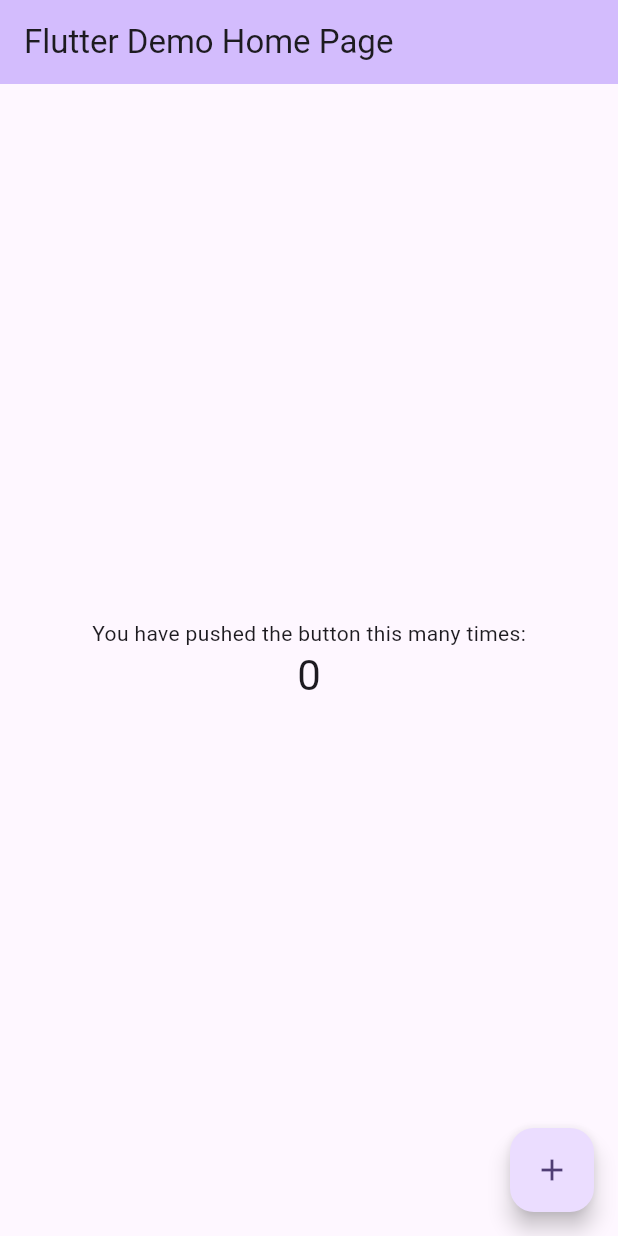
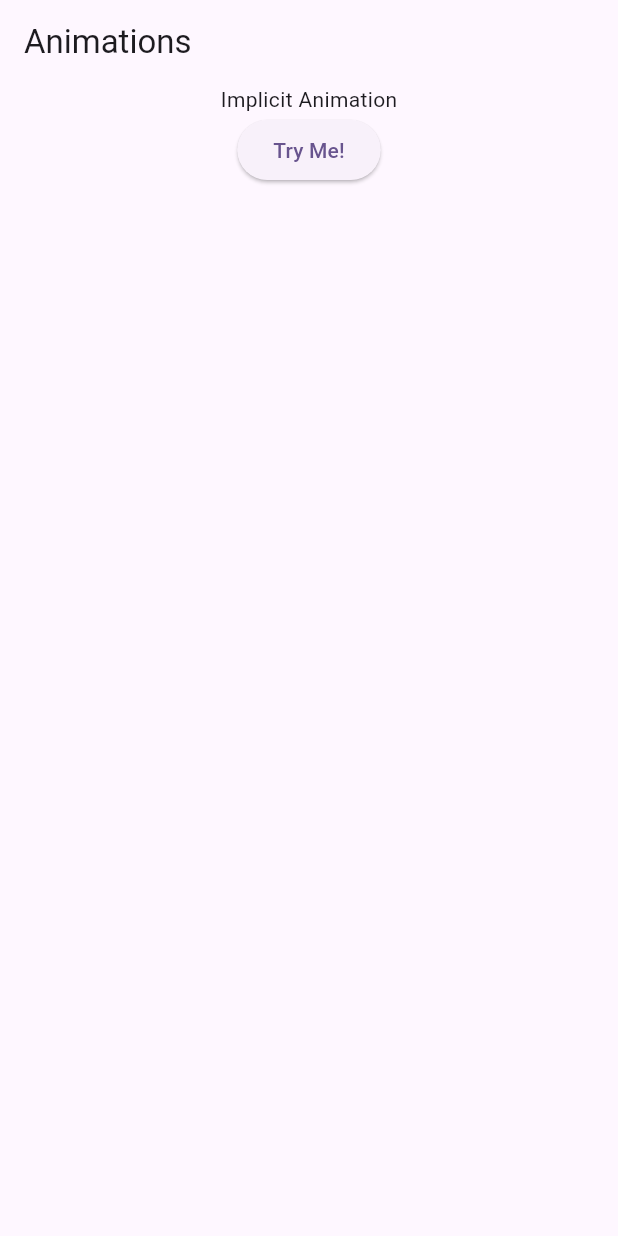
Before and after one commit to Keenan-Adityo/flutter-animations, a Flutter app: the screen it shows after launch, on a phone screen of 412 x 824 dp. Run offline on Flutter 3.47's test engine with Material 3 defaults, Android fonts, the phone set to English and light mode, and no system bars.

Commit message:
feat(homepage): add implicit animations button

```diff
--- a/lib/main.dart
+++ b/lib/main.dart
@@ -12,6 +12,7 @@ class MyApp extends StatelessWidget {
   Widget build(BuildContext context) {
     return MaterialApp(
       title: 'Flutter Demo',
+      debugShowCheckedModeBanner: false,
       theme: ThemeData(
         // This is the theme of your application.
         //
@@ -31,95 +32,34 @@ class MyApp extends StatelessWidget {
         colorScheme: ColorScheme.fromSeed(seedColor: Colors.deepPurple),
         useMaterial3: true,
       ),
-      home: const MyHomePage(title: 'Flutter Demo Home Page'),
+      home: const HomePage(),
     );
   }
 }
 
-class MyHomePage extends StatefulWidget {
-  const MyHomePage({super.key, required this.title});
-
-  // This widget is the home page of your application. It is stateful, meaning
-  // that it has a State object (defined below) that contains fields that affect
-  // how it looks.
-
-  // This class is the configuration for the state. It holds the values (in this
-  // case the title) provided by the parent (in this case the App widget) and
-  // used by the build method of the State. Fields in a Widget subclass are
-  // always marked "final".
-
-  final String title;
-
-  @override
-  State<MyHomePage> createState() => _MyHomePageState();
-}
-
-class _MyHomePageState extends State<MyHomePage> {
-  int _counter = 0;
-
-  void _incrementCounter() {
-    setState(() {
-      // This call to setState tells the Flutter framework that something has
-      // changed in this State, which causes it to rerun the build method below
-      // so that the display can reflect the updated values. If we changed
-      // _counter without calling setState(), then the build method would not be
-      // called again, and so nothing would appear to happen.
-      _counter++;
-    });
-  }
+class HomePage extends StatelessWidget {
+  const HomePage({super.key});
 
   @override
   Widget build(BuildContext context) {
-    // This method is rerun every time setState is called, for instance as done
-    // by the _incrementCounter method above.
-    //
-    // The Flutter framework has been optimized to make rerunning build methods
-    // fast, so that you can just rebuild anything that needs updating rather
-    // than having to individually change instances of widgets.
     return Scaffold(
       appBar: AppBar(
-        // TRY THIS: Try changing the color here to a specific color (to
-        // Colors.amber, perhaps?) and trigger a hot reload to see the AppBar
-        // change color while the other colors stay the same.
-        backgroundColor: Theme.of(context).colorScheme.inversePrimary,
-        // Here we take the value from the MyHomePage object that was created by
-        // the App.build method, and use it to set our appbar title.
-        title: Text(widget.title),
+        title: Text("Animations"),
       ),
-      body: Center(
-        // Center is a layout widget. It takes a single child and positions it
-        // in the middle of the parent.
-        child: Column(
-          // Column is also a layout widget. It takes a list of children and
-          // arranges them vertically. By default, it sizes itself to fit its
-          // children horizontally, and tries to be as tall as its parent.
-          //
-          // Column has various properties to control how it sizes itself and
-          // how it positions its children. Here we use mainAxisAlignment to
-          // center the children vertically; the main axis here is the vertical
-          // axis because Columns are vertical (the cross axis would be
-          // horizontal).
-          //
-          // TRY THIS: Invoke "debug painting" (choose the "Toggle Debug Paint"
-          // action in the IDE, or press "p" in the console), to see the
-          // wireframe for each widget.
-          mainAxisAlignment: MainAxisAlignment.center,
-          children: <Widget>[
-            const Text(
-              'You have pushed the button this many times:',
-            ),
-            Text(
-              '$_counter',
-              style: Theme.of(context).textTheme.headlineMedium,
-            ),
-          ],
+      body: SingleChildScrollView(
+        child: Center(
+          child: Column(
+            mainAxisAlignment: MainAxisAlignment.center,
+            children: [
+              Text("Implicit Animation"),
+              ElevatedButton(
+                onPressed: () {},
+                child: Text("Try Me!"),
+              ),
+            ],
+          ),
         ),
       ),
-      floatingActionButton: FloatingActionButton(
-        onPressed: _incrementCounter,
-        tooltip: 'Increment',
-        child: const Icon(Icons.add),
-      ), // This trailing comma makes auto-formatting nicer for build methods.
     );
   }
 }
```
